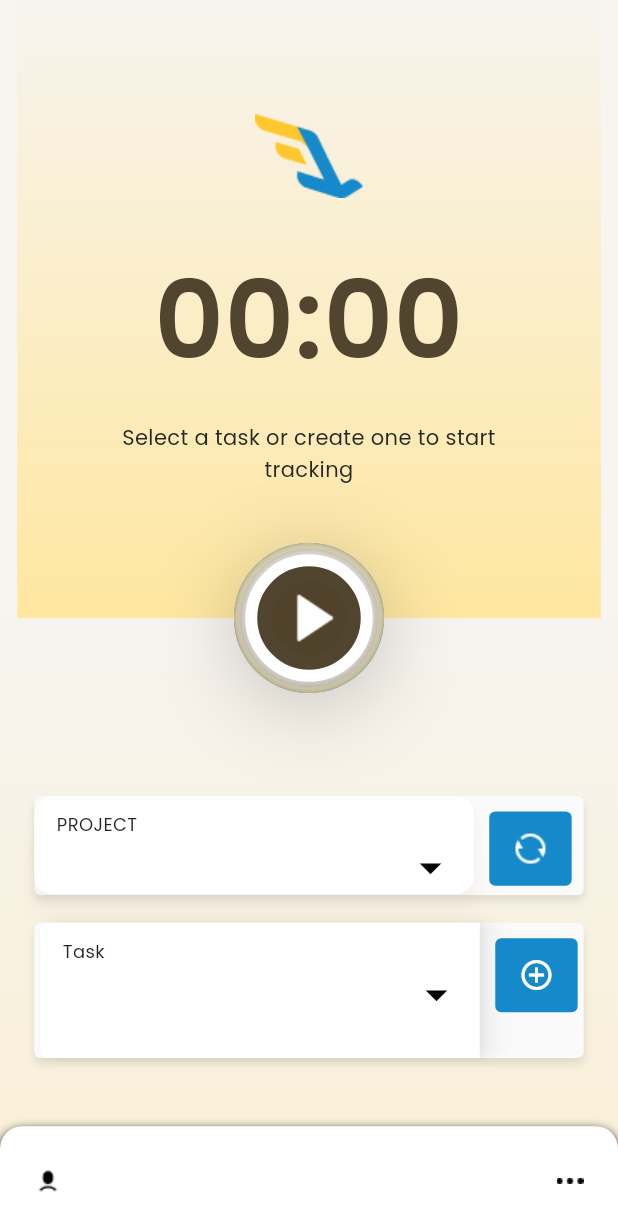
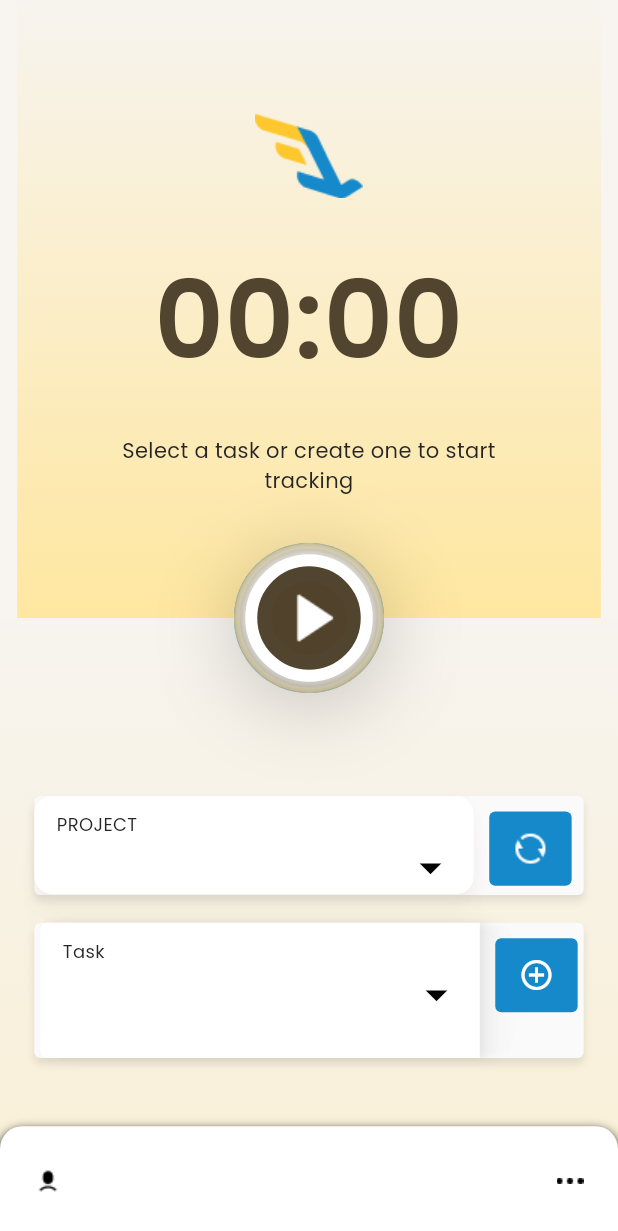
Before and after one commit to atuljava741/kestral, a Flutter app: the KestralScreen screen opened directly, on a phone screen of 412 x 824 dp. Shown: the top 1231 px of the screen. Run offline on Flutter 3.47's test engine with Material 3 defaults, Android fonts, the phone set to English and light mode, and no system bars; our stand-ins replace device_info, flutter_svg, google_sign_in, graphql, graphql_flutter and 3 more; missing offline and left inert: aad_oauth, dart:ffi, flutter_keychain, logger_plus; accounts and stored records are empty; network calls fail.

```diff
--- a/lib/apicalls/login_mutation.dart
+++ b/lib/apicalls/login_mutation.dart
@@ -48,6 +48,7 @@ Future<String?> customLoginMutation(String email, String password) async {
                 "";
         Utils.logger.i("cacheToken $Utils.accessToken");
       } catch (e) {}
+      Utils.printLog(result.exception!.graphqlErrors.first.message ?? "false");
       return result.exception!.graphqlErrors.first.message ?? "false";
     } else {
       // lines added for clear every thing on coming back
--- a/lib/dashboard/dashboard.dart
+++ b/lib/dashboard/dashboard.dart
@@ -284,11 +284,6 @@ class KestralScreen extends StatelessWidget {
             style: AppTextStyle.textStylePoppins14w400,
           ),
           SizedBox(height: 20.Sh),
-          Text(
-            viewModel.getCurrent2Text(),
-            textAlign: TextAlign.center,
-            style: AppTextStyle.textStylePoppins14w400,
-          ),
         ],
       ),
     );
--- a/lib/dashboard/dashboard_viewmodel.dart
+++ b/lib/dashboard/dashboard_viewmodel.dart
@@ -28,7 +28,7 @@ class DashboardViewModel extends ChangeNotifier with WidgetsBindingObserver {
   bool showCheckIcon = false;
   var color1 = [Color(0xFFF7F4EF), Color(0xFFFFE7A0)];
   var color2 = [Color(0xFFF1FFEE), Color(0xFFB6F1B1)];
-  var currentText = "Select a task or create one to start";
+  var currentText = "Select a task or create one to start \ntracking";
   var currect2Text = "tracking";
   var kestrelText = "Kestrel pro dev";
   var logOutText = "Logout";
@@ -322,6 +322,17 @@ class DashboardViewModel extends ChangeNotifier with WidgetsBindingObserver {
   }
 
   String getcurrentText() {
+    if(Utils.selectedProjectId == 0 ||
+        Utils.selectedSubTask == "" ||
+        Utils.selectedCategoryId == 0 ||
+        Utils.selectedSubTaskId == 0){
+      return currentText ?? "Start Tracking";
+    }
+    else if(timerState) {
+      currentText = "Tracking Time";
+    } else {
+      currentText = "Start Tracking";
+    }
     return currentText ?? "";
   }
 
--- a/lib/kestrel_pro_page.dart
+++ b/lib/kestrel_pro_page.dart
@@ -55,7 +55,6 @@ class KestrelProPageState extends State<NextPage> {
                           fontSize: 14,
                           fontFamily: 'Poppins',
                           fontWeight: FontWeight.w400,
-                          height: 0.10,
                         ),
                       ),
                       Center(
--- a/lib/utils/appt_text_style.dart
+++ b/lib/utils/appt_text_style.dart
@@ -16,7 +16,6 @@ class AppTextStyle {
      fontSize: 14,
      fontFamily: 'Poppins',
      fontWeight: FontWeight.w400,
-     height: 0.10,
    );
 
    static TextStyle textStylePoppins15w400 = const TextStyle(
```
Also changed, not shown: lib/apicalls/add_time_to_kestral.dart (+11 -6 lines), lib/landingpage/landing_viewmodel.dart (+7 -6 lines), 1 other file.
